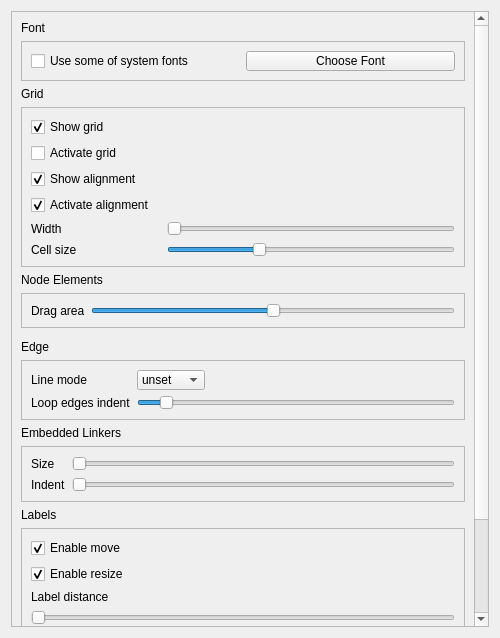
This is qrgui/dialogs/preferencesPages/editorPage.ui in qreal/qreal as Qt 5 draws it before an edit. The edited form follows.
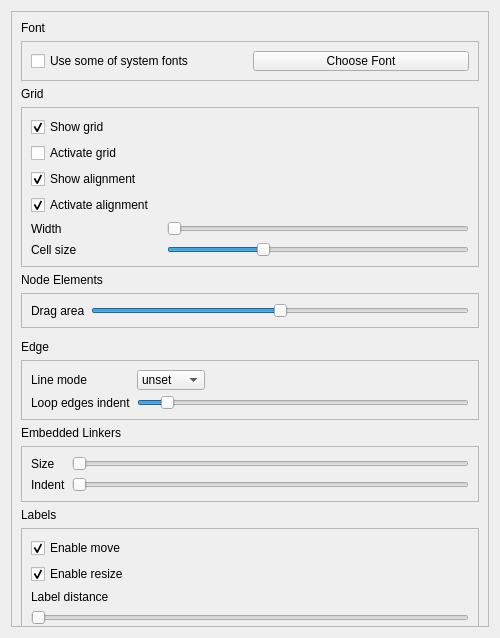
This is the edited form.

Commit message: Removed second scrollers from editor page

Diff of the .ui file:
```diff
--- a/qrgui/dialogs/preferencesPages/editorPage.ui
+++ b/qrgui/dialogs/preferencesPages/editorPage.ui
@@ -31,6 +31,12 @@
   <layout class="QVBoxLayout" name="verticalLayout">
    <item>
     <widget class="QScrollArea" name="scrollArea">
+     <property name="verticalScrollBarPolicy">
+      <enum>Qt::ScrollBarAlwaysOff</enum>
+     </property>
+     <property name="horizontalScrollBarPolicy">
+      <enum>Qt::ScrollBarAlwaysOff</enum>
+     </property>
      <property name="widgetResizable">
       <bool>true</bool>
      </property>
@@ -38,9 +44,9 @@
       <property name="geometry">
        <rect>
         <x>0</x>
-        <y>-127</y>
-        <width>466</width>
-        <height>745</height>
+        <y>0</y>
+        <width>480</width>
+        <height>782</height>
        </rect>
       </property>
       <layout class="QVBoxLayout" name="verticalLayout_2">
```
The commit also changes 1 other file.
